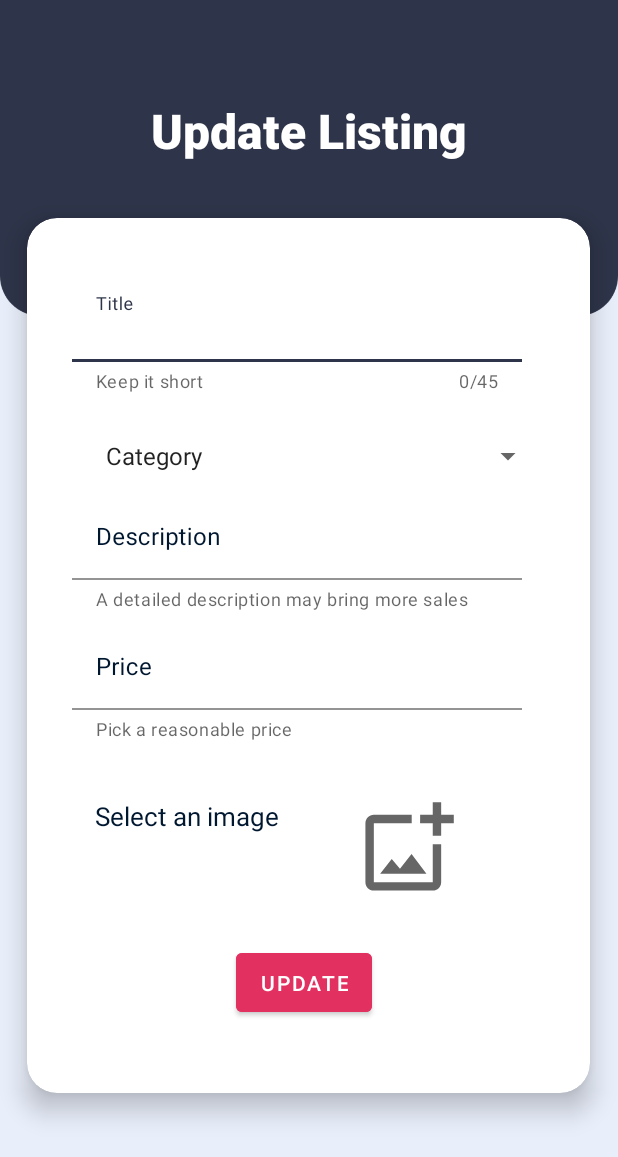
After one commit to pLe98/SESATHA-Android, an Android app: the MyItemEditActivity screen opened directly, with no data from a screen before it, on a phone screen of 412 x 824 dp. The commit adds this screen. Shown: the top 1157 px of the screen. Run offline under Robolectric (Android 15) with nearby library versions, the phone set to English and light mode, and no system bars.

Commit message:
MyItemDetails ui improvement and new edit view

```diff
--- a/app/src/main/AndroidManifest.xml
+++ b/app/src/main/AndroidManifest.xml
@@ -15,7 +15,8 @@
         android:roundIcon="@mipmap/ic_launcher_round"
         android:supportsRtl="true"
         android:theme="@style/Theme.SESATHA_MADAndroid">
-        <activity android:name=".MyItemDetailsActivity"></activity>
+        <activity android:name=".MyItemEditActivity"></activity>
+        <activity android:name=".MyItemDetailsActivity" />
         <activity android:name=".CartActivity" />
         <activity android:name=".MyItemsActivity" />
         <activity android:name=".DemoActivity" />
--- a/app/src/main/java/com/requests/sesatha_mad_android/MyItemDetailsActivity.java
+++ b/app/src/main/java/com/requests/sesatha_mad_android/MyItemDetailsActivity.java
@@ -39,7 +39,7 @@ public class MyItemDetailsActivity extends AppCompatActivity {
 
 
     //Variables for elements
-    TextView titleTv, unitPriceTv, description, category;
+    TextView titleTv, unitPriceTv, description, category, lastModified;
     Button deleteBtn, editBtn;
     ImageView image;
 
@@ -68,6 +68,7 @@ public class MyItemDetailsActivity extends AppCompatActivity {
         unitPriceTv = findViewById(R.id.itd_price);
         description = findViewById(R.id.itd_description);
         category = findViewById(R.id.itd_category);
+        lastModified = findViewById(R.id.itd_lastmodified);
 
         deleteBtn = findViewById(R.id.itd_deleteBtn);
         editBtn = findViewById(R.id.itd_editBtn);
@@ -79,6 +80,7 @@ public class MyItemDetailsActivity extends AppCompatActivity {
         unitPriceTv.setText(String.format("%.2f",model.getPrice()));
         description.setText(model.getDescription());
         category.setText(model.getCategory());
+        lastModified.setText("Modified : "+model.getLast_modified());
         Glide.with(MyItemDetailsActivity.this)
                 .load(model.getImUrl())
                 .placeholder(R.drawable.image_default) // any placeholder to load at start
--- /dev/null
+++ b/app/src/main/java/com/requests/sesatha_mad_android/MyItemEditActivity.java
@@ -0,0 +1,14 @@
+package com.requests.sesatha_mad_android;
+
+import androidx.appcompat.app.AppCompatActivity;
+
+import android.os.Bundle;
+
+public class MyItemEditActivity extends AppCompatActivity {
+
+    @Override
+    protected void onCreate(Bundle savedInstanceState) {
+        super.onCreate(savedInstanceState);
+        setContentView(R.layout.activity_my_item_edit);
+    }
+}
--- a/app/src/main/res/layout/activity_my_item_details.xml
+++ b/app/src/main/res/layout/activity_my_item_details.xml
@@ -54,7 +54,7 @@
                     android:scaleType="fitXY"
                     android:layout_centerHorizontal="true"
                     android:src="@drawable/item_image"
-                    android:layout_marginBottom="25dp"/>
+                    android:layout_marginBottom="21dp"/>
 
 
                 <TextView
@@ -65,7 +65,8 @@
                     android:layout_below="@+id/itemImg"
                     android:textStyle="bold"
                     android:elevation="200dp"
-                    android:textSize="38sp"
+                    android:textSize="36sp"
+                    android:textColor="@color/bgdark"
                     android:text="Title"/>
 
                 <TextView
@@ -89,7 +90,7 @@
                     android:layout_toRightOf="@+id/itd_lkr"
                     android:elevation="200dp"
                     android:text="1250.00"
-                    android:textSize="29sp"
+                    android:textSize="27sp"
                     android:textStyle="bold" />
                 <TextView
                     android:id="@+id/itd_category"
@@ -110,6 +111,7 @@
                     android:layout_height="150dp"
                     android:layout_below="@+id/itd_category"
                     android:elevation="5dp"
+                    android:orientation="vertical"
                     android:layout_marginTop="10dp"
                     android:background="@drawable/transwhite_roundedcorner"
                     >
@@ -150,6 +152,19 @@
                     </RelativeLayout>
 
                 </LinearLayout>
+                <TextView
+                    android:id="@+id/itd_lastmodified"
+                    android:layout_width="wrap_content"
+                    android:layout_height="wrap_content"
+                    android:layout_below="@id/item_description"
+                    android:layout_marginHorizontal="30dp"
+                    android:textAlignment="textEnd"
+                    android:layout_marginTop="5dp"
+                    android:layout_alignParentRight="true"
+                    android:text="1250.00"
+                    android:textSize="12sp"
+
+                    />
                 <LinearLayout
                     android:layout_width="match_parent"
                     android:layout_height="wrap_content"
@@ -184,7 +199,7 @@
                         android:layout_weight="1"
                         android:textAllCaps="false"
                         android:text="@string/editBtnText"
-                        android:backgroundTint="@color/bgpink"
+                        android:backgroundTint="@color/editBtnColor"
                         android:textColor="@color/white"
                         android:textSize="16sp"/>
 
--- /dev/null
+++ b/app/src/main/res/layout/activity_my_item_edit.xml
@@ -0,0 +1,227 @@
+<?xml version="1.0" encoding="utf-8"?>
+<androidx.drawerlayout.widget.DrawerLayout xmlns:android="http://schemas.android.com/apk/res/android"
+xmlns:app="http://schemas.android.com/apk/res-auto"
+xmlns:tools="http://schemas.android.com/tools"
+android:layout_width="match_parent"
+android:layout_height="match_parent"
+tools:context=".MyItemEditActivity"
+android:background="@drawable/bg30"
+android:id="@+id/drawerLayout">
+
+<LinearLayout
+    android:id="@+id/linearLayout"
+    android:layout_width="match_parent"
+    android:layout_height="wrap_content"
+    android:orientation="vertical">
+
+    <com.google.android.material.appbar.AppBarLayout
+        android:layout_width="match_parent"
+        android:layout_height="wrap_content"
+        app:elevation="0dp">
+
+        <androidx.appcompat.widget.Toolbar
+            android:id="@+id/mytoolbar"
+            android:layout_width="match_parent"
+            android:layout_height="50dp"
+            android:background="@color/bgdark"
+            android:minHeight="?attr/actionBarSize"
+            android:theme="?attr/actionBarTheme"
+            app:elevation="0dp"/>
+
+    </com.google.android.material.appbar.AppBarLayout>
+
+    <RelativeLayout
+        android:layout_width="match_parent"
+        android:layout_height="match_parent">
+
+        <TextView
+            android:id="@+id/textViewHeadingMyItems"
+            android:layout_width="match_parent"
+            android:layout_height="82dp"
+
+            android:layout_above="@+id/card_add_item"
+            android:layout_marginBottom="-17dp"
+            android:fontFamily="sans-serif-black"
+            android:paddingTop="15dp"
+            android:text="@string/updateItemsStr"
+            android:textAlignment="center"
+            android:textColor="@color/cardview_light_background"
+            android:textSize="32sp" />
+
+        <androidx.cardview.widget.CardView
+            android:id="@+id/card_add_item"
+            android:layout_width="wrap_content"
+            android:layout_height="wrap_content"
+            android:layout_centerHorizontal="true"
+            android:layout_centerVertical="true"
+            android:layout_marginTop="25dp"
+
+            android:layout_marginBottom="18dp"
+            app:cardBackgroundColor="@color/white"
+            app:cardCornerRadius="20dp"
+            app:cardElevation="10dp"
+            app:cardMaxElevation="12dp"
+            app:cardPreventCornerOverlap="true"
+            app:cardUseCompatPadding="true">
+
+            <LinearLayout
+                android:layout_width="match_parent"
+                android:layout_height="match_parent"
+                android:layout_marginLeft="30dp"
+                android:layout_marginTop="40dp"
+                android:layout_marginRight="35dp"
+                android:orientation="vertical">
+
+
+                <com.google.android.material.textfield.TextInputLayout
+                    android:id="@+id/editTextTitle"
+                    android:layout_width="300dp"
+                    android:layout_height="wrap_content"
+                    android:hint="Title"
+                    app:counterEnabled="true"
+                    app:counterMaxLength="45"
+                    app:boxBackgroundColor="@color/white"
+                    app:boxStrokeColor="@color/bgdark"
+                    android:textColorHint="@color/black"
+                    app:helperText="Keep it short"
+                    app:helperTextEnabled="true"
+                    android:layout_marginBottom="10dp"
+                    app:hintTextAppearance="?attr/textAppearanceCaption"
+                    app:hintTextColor="@color/bgdark">
+
+                    <com.google.android.material.textfield.TextInputEditText
+                        android:layout_width="match_parent"
+                        android:maxLength="45"
+
+                        android:layout_height="wrap_content" />
+
+                </com.google.android.material.textfield.TextInputLayout>
+
+                <Spinner
+                    android:id="@+id/spinner"
+                    android:layout_gravity="center_horizontal"
+                    android:layout_width="300dp"
+                    android:layout_height="23dp"
+                    android:drawSelectorOnTop="true"
+                    android:fontFamily="sans-serif-black"
+                    android:prompt="@string/spin"
+                    android:entries="@array/categories"
+                    android:layout_marginTop="20dp"
+                    android:layout_marginBottom="15dp"
+                    android:layout_marginLeft="10dp"
+                    android:textSize="18sp" />
+
+                <com.google.android.material.textfield.TextInputLayout
+                    android:id="@+id/editTextDesc"
+                    android:layout_width="300dp"
+                    android:layout_height="wrap_content"
+                    android:hint="Description"
+                    app:boxBackgroundColor="@color/white"
+                    app:hintTextColor="@color/bgdark"
+                    android:textColorHint="@color/black"
+                    app:hintTextAppearance="?attr/textAppearanceCaption"
+                    app:boxStrokeColor="@color/bgdark"
+                    app:helperTextEnabled="true"
+                    android:layout_marginBottom="10dp"
+                    android:inputType="textMultiLine"
+                    app:helperText="A detailed description may bring more sales">
+
+                    <com.google.android.material.textfield.TextInputEditText
+                        android:layout_width="match_parent"
+                        android:layout_height="wrap_content"
+                        />
+
+                </com.google.android.material.textfield.TextInputLayout>
+
+
+                <com.google.android.material.textfield.TextInputLayout
+                    android:id="@+id/editTextPrice"
+                    android:layout_width="300dp"
+                    android:layout_height="wrap_content"
+                    android:hint="Price"
+                    app:boxBackgroundColor="@color/white"
+                    app:hintTextColor="@color/bgdark"
+                    app:hintTextAppearance="?attr/textAppearanceCaption"
+                    app:boxStrokeColor="@color/bgdark"
+                    android:textColorHint="@color/black"
+                    app:helperTextEnabled="true"
+                    android:layout_marginBottom="10dp"
+                    app:helperText="Pick a reasonable price"
+                    app:prefixText="Rs ">
+
+                    <com.google.android.material.textfield.TextInputEditText
+                        android:layout_width="match_parent"
+                        android:layout_height="wrap_content"
+                        android:maxLength="7"
+                        android:inputType="number|numberDecimal" />
+
+                </com.google.android.material.textfield.TextInputLayout>
+
+
+
+                <RelativeLayout
+                    android:layout_marginTop="28dp"
+                    android:layout_width="match_parent"
+                    android:layout_height="match_parent"
+                    android:layout_marginLeft="15dp">
+
+
+                    <TextView
+                        android:id="@+id/textView6"
+                        android:layout_width="wrap_content"
+                        android:layout_height="wrap_content"
+                        android:text="Select an image"
+                        android:textColor="@color/black"
+                        android:textSize="17sp"
+                        />
+
+                    <ImageView
+                        android:id="@+id/imageView"
+                        android:layout_width="87dp"
+                        android:layout_height="67dp"
+                        android:layout_marginLeft="42dp"
+                        android:layout_toRightOf="@id/textView6"
+                        app:srcCompat="@drawable/ic_outline_add_photo_alternate_24" />
+
+                </RelativeLayout>
+
+
+
+                <Button
+                    android:id="@+id/btnPost"
+                    android:layout_gravity="center_horizontal"
+                    android:layout_width="wrap_content"
+                    android:layout_height="wrap_content"
+                    android:layout_marginTop="30dp"
+                    android:layout_marginBottom="48dp"
+                    android:backgroundTint="@color/mainclr"
+                    android:paddingTop="10dp"
+                    android:paddingBottom="10dp"
+                    android:text="@string/item_updateBtn" />
+
+            </LinearLayout>
+
+        </androidx.cardview.widget.CardView>
+        <ProgressBar
+            android:id="@+id/progressBar"
+            style="?android:attr/progressBarStyle"
+            android:visibility="invisible"
+            android:layout_centerInParent="true"
+            android:elevation="100dp"
+            android:layout_width="wrap_content"
+            android:layout_height="wrap_content" />
+    </RelativeLayout>
+
+</LinearLayout>
+
+
+<com.google.android.material.navigation.NavigationView
+    android:layout_width="wrap_content"
+    android:layout_height="match_parent"
+    app:menu="@menu/side_navigation_menu"
+    android:layout_gravity="start"
+    app:headerLayout="@layout/sidenavi_header"
+    >
+
+</com.google.android.material.navigation.NavigationView>
+</androidx.drawerlayout.widget.DrawerLayout>
--- a/app/src/main/res/layout/activity_post_item.xml
+++ b/app/src/main/res/layout/activity_post_item.xml
@@ -152,6 +152,7 @@
                         <com.google.android.material.textfield.TextInputEditText
                             android:layout_width="match_parent"
                             android:layout_height="wrap_content"
+                            android:maxLength="7"
                             android:inputType="number|numberDecimal" />
 
                     </com.google.android.material.textfield.TextInputLayout>
@@ -196,7 +197,7 @@
                         android:backgroundTint="@color/mainclr"
                         android:paddingTop="10dp"
                         android:paddingBottom="10dp"
-                        android:text="Submit" />
+                        android:text="@string/item_postBtn" />
 
                 </LinearLayout>
 
--- a/app/src/main/res/values/colors.xml
+++ b/app/src/main/res/values/colors.xml
@@ -12,9 +12,10 @@
 
 
     <color name="bgdark">#2e3449</color>
-    <color name="bgpink">#e23161</color>
+    <color name="bgpink">#AA2737</color>
     <color name="bglight">#e8eefa</color>
     <color name="white_transparent">#1affffff</color>
     <color name="grey">#E4D7D7</color>
+    <color name="editBtnColor">#041753</color>
 
 </resources>
--- a/app/src/main/res/values/strings.xml
+++ b/app/src/main/res/values/strings.xml
@@ -23,7 +23,12 @@
     <!-- Activity headings -->
     <string name="myItemsStr">My Listings</string>
     <string name="createItemsStr">List a Product</string>
+    <string name="updateItemsStr">Update Listing</string>
 
     <string name="editBtnText">Edit</string>
     <string name="deleteBtnText">Remove</string>
+
+    <!-- Buttons -->
+    <string name="item_postBtn">Submit</string>
+    <string name="item_updateBtn">Update</string>
 </resources>
```
